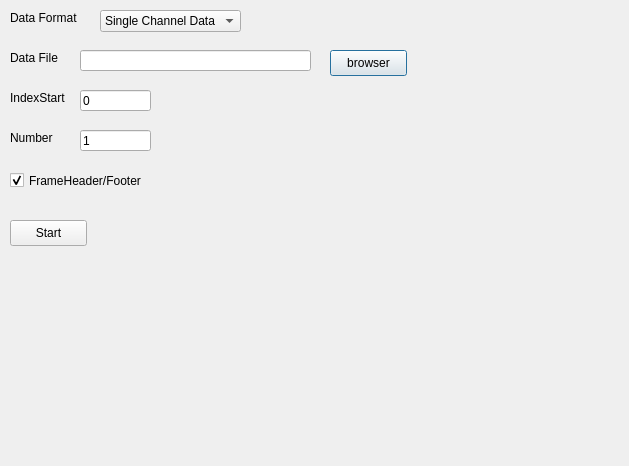
This is AlgorithmTest/DialogAPSImportData.ui in yixin1851/algorithm_HVS as Qt 5 draws it before an edit. The edited form follows.
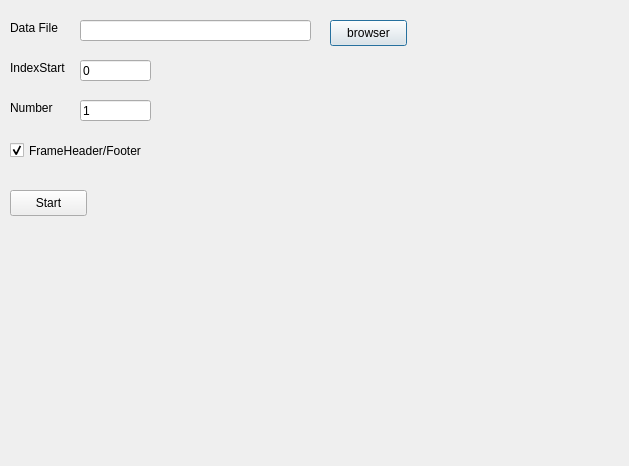
This is the edited form.

Diff of the .ui file:
```diff
--- a/AlgorithmTest/DialogAPSImportData.ui
+++ b/AlgorithmTest/DialogAPSImportData.ui
@@ -20,7 +20,7 @@
    <property name="geometry">
     <rect>
      <x>80</x>
-     <y>50</y>
+     <y>20</y>
      <width>231</width>
      <height>21</height>
     </rect>
@@ -30,7 +30,7 @@
    <property name="geometry">
     <rect>
      <x>330</x>
-     <y>50</y>
+     <y>20</y>
      <width>77</width>
      <height>26</height>
     </rect>
@@ -43,7 +43,7 @@
    <property name="geometry">
     <rect>
      <x>10</x>
-     <y>50</y>
+     <y>20</y>
      <width>61</width>
      <height>16</height>
     </rect>
@@ -56,7 +56,7 @@
    <property name="geometry">
     <rect>
      <x>10</x>
-     <y>90</y>
+     <y>60</y>
      <width>61</width>
      <height>16</height>
     </rect>
@@ -69,7 +69,7 @@
    <property name="geometry">
     <rect>
      <x>80</x>
-     <y>90</y>
+     <y>60</y>
      <width>71</width>
      <height>21</height>
     </rect>
@@ -82,7 +82,7 @@
    <property name="geometry">
     <rect>
      <x>10</x>
-     <y>130</y>
+     <y>100</y>
      <width>54</width>
      <height>16</height>
     </rect>
@@ -95,7 +95,7 @@
    <property name="geometry">
     <rect>
      <x>80</x>
-     <y>130</y>
+     <y>100</y>
      <width>71</width>
      <height>21</height>
     </rect>
@@ -108,7 +108,7 @@
    <property name="geometry">
     <rect>
      <x>10</x>
-     <y>220</y>
+     <y>190</y>
      <width>77</width>
      <height>26</height>
     </rect>
@@ -121,7 +121,7 @@
    <property name="geometry">
     <rect>
      <x>10</x>
-     <y>260</y>
+     <y>230</y>
      <width>71</width>
      <height>41</height>
     </rect>
@@ -130,44 +130,11 @@
     <string/>
    </property>
   </widget>
-  <widget class="QComboBox" name="comboBoxImportFormat">
-   <property name="geometry">
-    <rect>
-     <x>100</x>
-     <y>10</y>
-     <width>141</width>
-     <height>22</height>
-    </rect>
-   </property>
-   <item>
-    <property name="text">
-     <string>Single Channel Data</string>
-    </property>
-   </item>
-   <item>
-    <property name="text">
-     <string>MIPI Data</string>
-    </property>
-   </item>
-  </widget>
-  <widget class="QLabel" name="label_4">
-   <property name="geometry">
-    <rect>
-     <x>10</x>
-     <y>10</y>
-     <width>81</width>
-     <height>16</height>
-    </rect>
-   </property>
-   <property name="text">
-    <string>Data Format</string>
-   </property>
-  </widget>
   <widget class="QCheckBox" name="checkBoxFrameHeaderFooter">
    <property name="geometry">
     <rect>
      <x>10</x>
-     <y>170</y>
+     <y>140</y>
      <width>151</width>
      <height>21</height>
     </rect>
```
